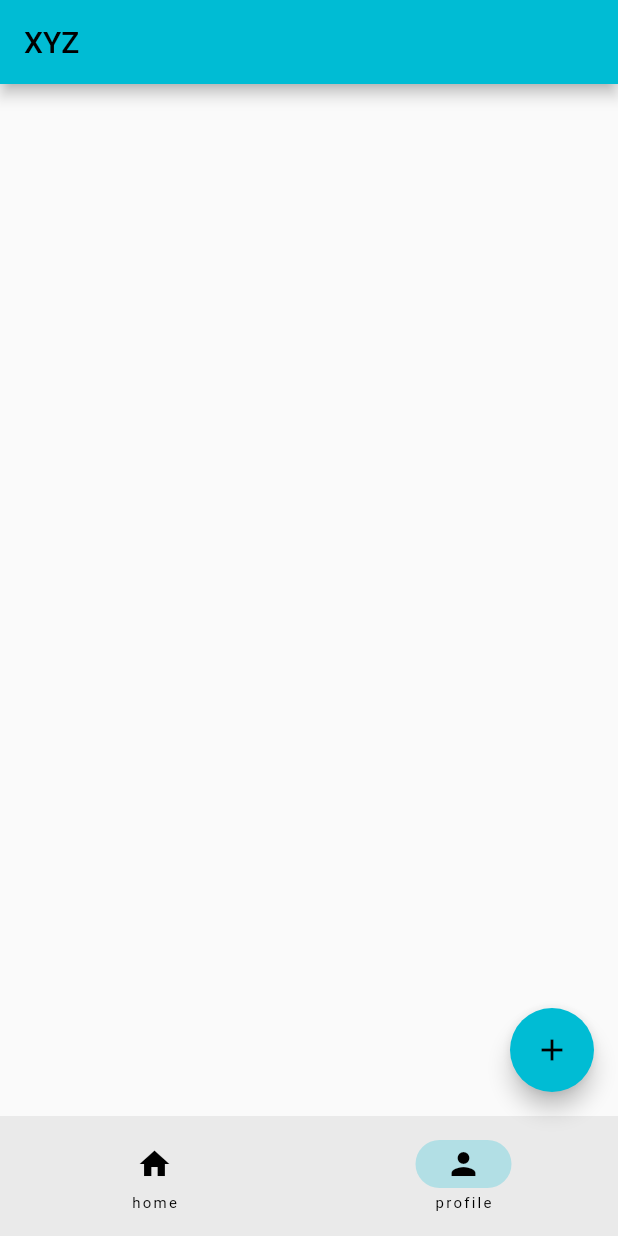
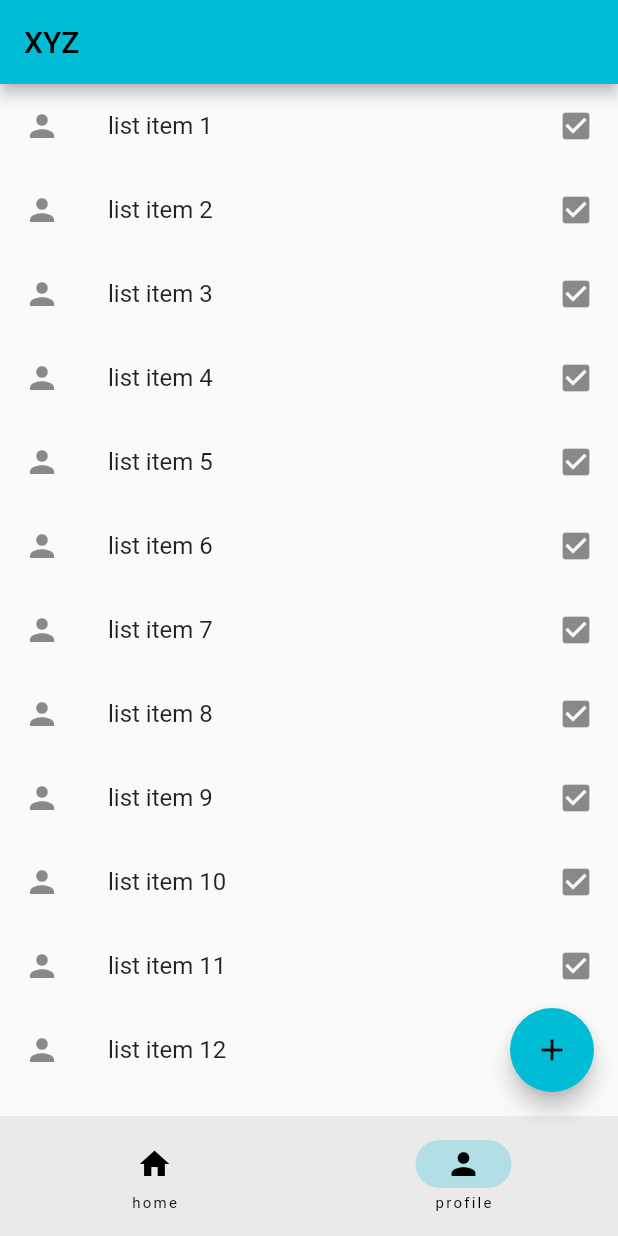
Before and after one commit to ZheerBarzan/flutter-cheat-sheet, a Flutter app: the screen it shows after launch, item 2 of the bottom bar chosen, on a phone screen of 412 x 824 dp. Run offline on Flutter 3.47's test engine with Material 2 defaults, Android fonts, the phone set to English and light mode, and no system bars.

Commit message:
the end of the project

```diff
--- a/lib/profile_page.dart
+++ b/lib/profile_page.dart
@@ -1,10 +1,23 @@
 import 'package:flutter/material.dart';
+
+const int listItems = 20;
 
 class ProfilePage extends StatelessWidget {
   const ProfilePage({super.key});
 
   @override
   Widget build(BuildContext context) {
-    return Container();
+    return ListView.builder(
+        itemCount: listItems,
+        itemBuilder: (BuildContext context, int index) {
+          return ListTile(
+            title: Text("list item ${(index + 1)} "),
+            leading: const Icon(Icons.person),
+            trailing: const Icon(Icons.check_box),
+            onTap: () {
+              debugPrint("list item ${(index + 1)} selected ");
+            },
+          );
+        });
   }
 }
```
